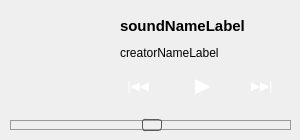
The window that playerwidget.ui (flxw/scplay) describes before a commit, drawn with Qt 5.
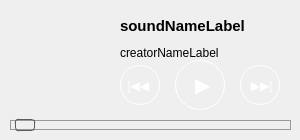
The same window after the commit. Icons and pictures are not drawn.

Commit message: Improve styling of pushbuttons and reset slider position

What changed in the file:
```diff
--- a/playerwidget.ui
+++ b/playerwidget.ui
@@ -20,8 +20,9 @@
 #nextButton {
 	color: #fff;
 	border-style: solid;
-	border-width:0px;
-	background-color: rgba(255,72,0,.8);
+	border-width:1px;
+	border-color: rgba(255,102,0,.75);
+	background-color: qlineargradient(x1:0, y1:0, x2: 0, y2: 1, stop: 0 rgba(255,102,0,.7), stop: 1 rgba(255,17,0,.7));
 }
 
 #playPauseButton:hover,
@@ -108,9 +109,6 @@
 }
 </string>
    </property>
-   <property name="value">
-    <number>50</number>
-   </property>
    <property name="tracking">
     <bool>false</bool>
    </property>
```
Left out of the diff: 6 changed lines with no effect on the pictures.
